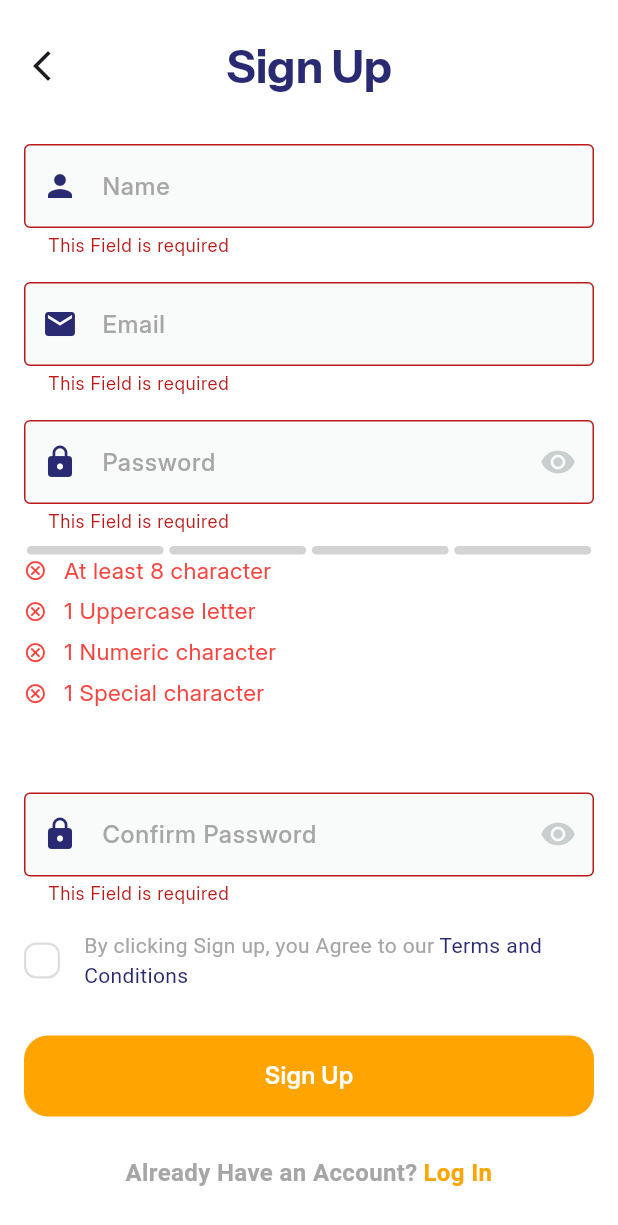
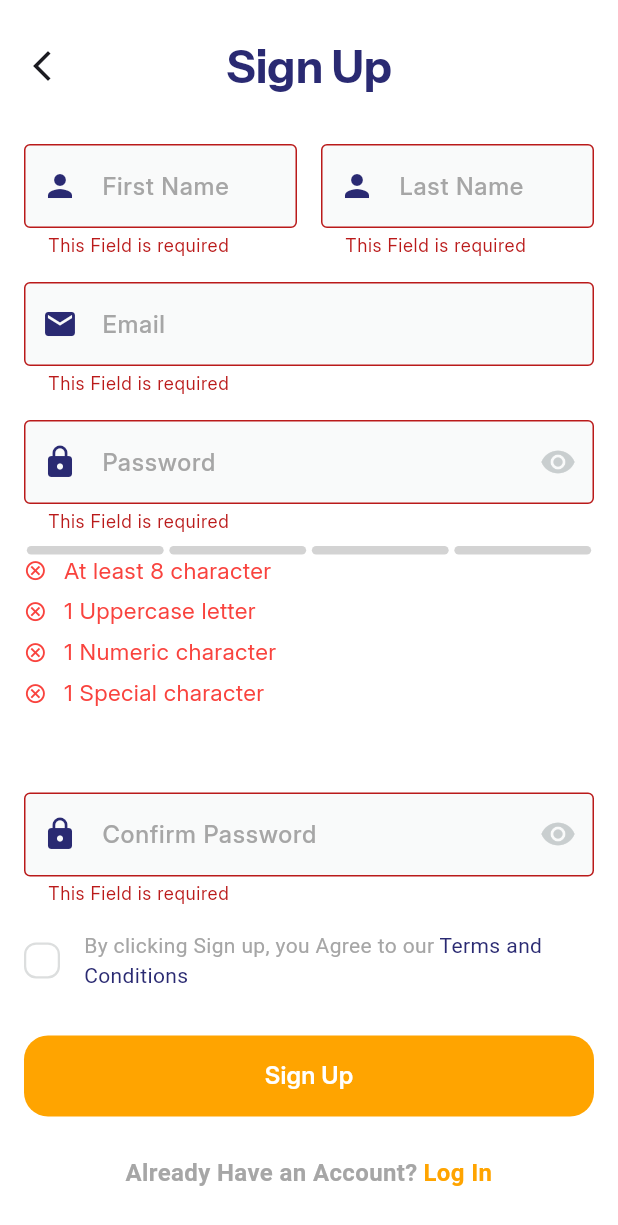
Before and after one commit to islambahaaa/Civix, a Flutter app: the SignUpView screen opened by its route, after a tap on "Sign Up", on a phone screen of 412 x 824 dp. Shown: the top 1225 px of the screen. Run offline on Flutter 3.47's test engine with Material 3 defaults, Android fonts, the phone set to English and light mode, and no system bars; drawn by our look-alikes of flutter_pw_validator, modal_progress_hud_nsn; our stand-ins replace bloc, dartz, dio, dots_indicator, email_validator, flutter_bloc and 5 more; missing offline and left inert: dart:ffi, svg_flutter; accounts and stored records are empty; project files that could hold a hidden picture were left out.

Commit message:
change name field to fname and lname

```diff
--- a/lib/features/auth/presentation/views/widgets/sign_up_view_body.dart
+++ b/lib/features/auth/presentation/views/widgets/sign_up_view_body.dart
@@ -25,7 +25,7 @@ class _SignUpViewBodyState extends State<SignUpViewBody> {
   AutovalidateMode autovalidateMode = AutovalidateMode.disabled;
   final TextEditingController passwordController = TextEditingController();
 
-  late String email, password, confirmpass, name;
+  late String email, password, confirmpass, fname, lname;
   late bool isTermsAccepted = false;
   late bool isPasswordValid;
   @override
@@ -41,13 +41,29 @@ class _SignUpViewBodyState extends State<SignUpViewBody> {
               const SizedBox(
                 height: 24,
               ),
-              CustomChangeBorderTextField(
-                  onSaved: (value) {
-                    name = value!;
-                  },
-                  hintText: 'Name',
-                  prefixIcon: Icons.person,
-                  textInputType: TextInputType.name),
+              Row(children: [
+                Flexible(
+                  child: CustomChangeBorderTextField(
+                      onSaved: (value) {
+                        fname = value!;
+                      },
+                      hintText: 'First Name',
+                      prefixIcon: Icons.person,
+                      textInputType: TextInputType.name),
+                ),
+                const SizedBox(
+                  width: 16,
+                ),
+                Flexible(
+                  child: CustomChangeBorderTextField(
+                      onSaved: (value) {
+                        lname = value!;
+                      },
+                      hintText: 'Last Name',
+                      prefixIcon: Icons.person,
+                      textInputType: TextInputType.name),
+                ),
+              ]),
               const SizedBox(
                 height: 16,
               ),
@@ -110,11 +126,7 @@ class _SignUpViewBodyState extends State<SignUpViewBody> {
                         context
                             .read<SignupCubit>()
                             .createUserWithEmailAndPassword(
-                                name.split(' ')[0],
-                                name.split(' ')[1],
-                                email,
-                                password,
-                                confirmpass);
+                                fname, lname, email, password, confirmpass);
                       } else {
                         buildSnackBar(
                             context, 'Please accept terms and conditions');
```
